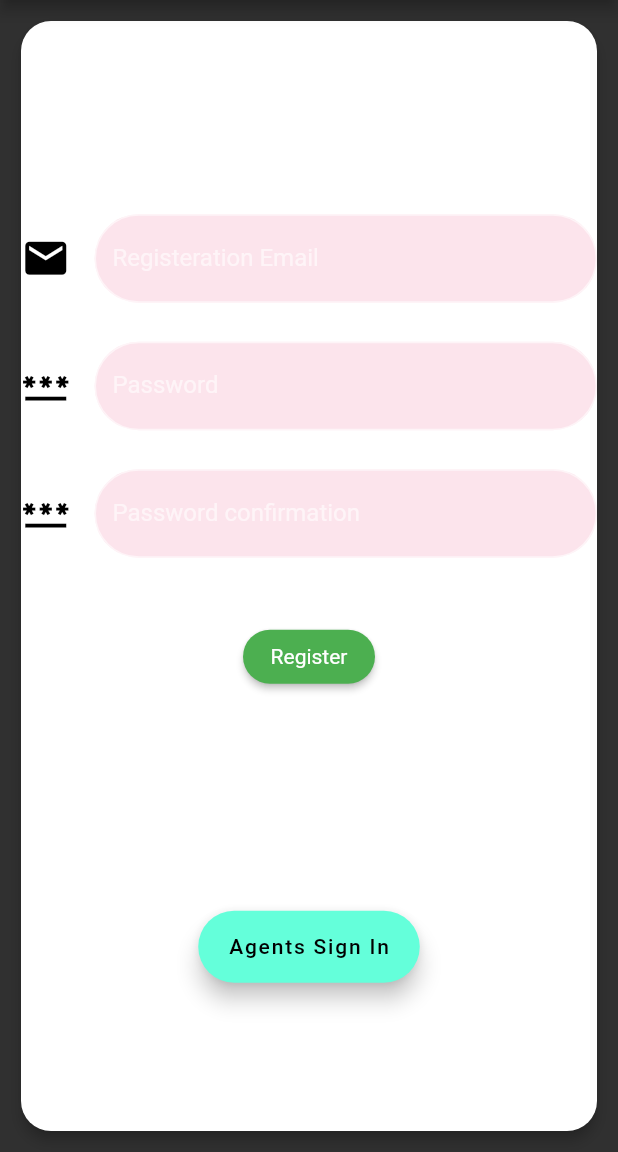
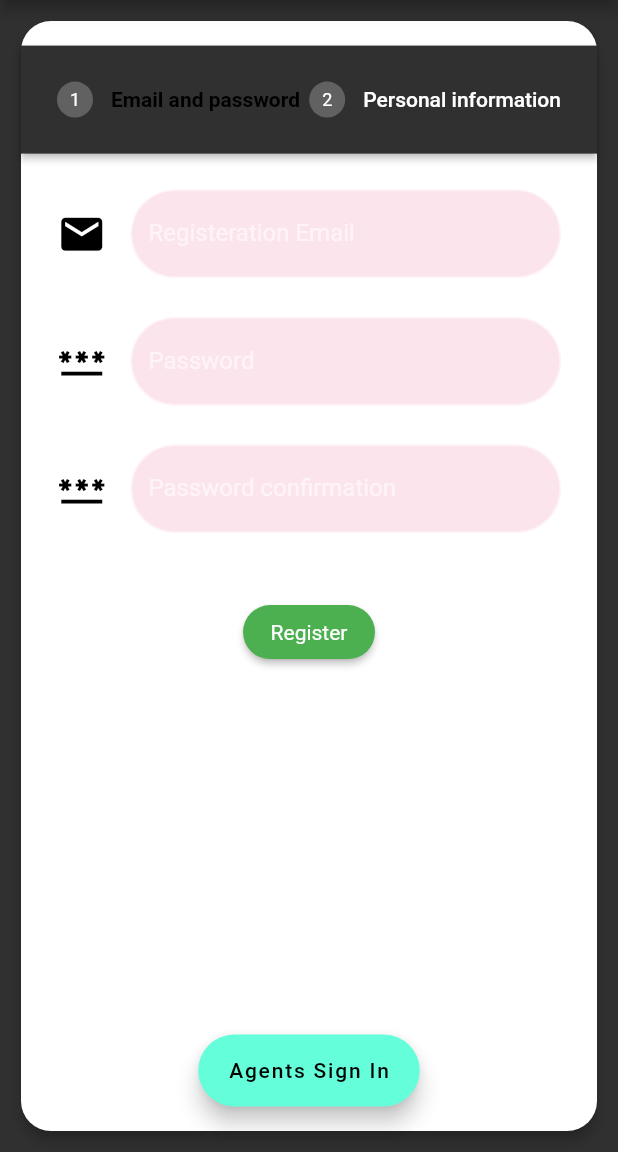
Before and after one commit to Edward-kwabena-Twumasi/Flutterer, a Flutter app: the screen it shows after launch, after a tap on "Sign In", after a tap on "Sign Up Instead", on a phone screen of 412 x 824 dp, the part 84-1236 px from its top. Run offline on Flutter 3.47's test engine with Material 2 defaults, Android fonts, the phone set to English and light mode, and no system bars; our stand-ins replace cloud_firestore, firebase_auth, firebase_core; missing offline and left inert: dart:html, dart:js; accounts and stored records are empty; Roboto replaces fonts that are missing (Verdana).

Commit message:
flutter project

```diff
--- a/lib/screens/signup.dart
+++ b/lib/screens/signup.dart
@@ -13,9 +13,9 @@ class SignupForm extends StatefulWidget {
 class SignupFormState extends State<SignupForm> {
   final _formKey = GlobalKey<FormState>();
   final _formKey2 = GlobalKey<FormState>();
-  String tonext = "";
+  bool tonext = false;
   String errors = "";
-  int page = 0;
+  int currentindex = 0;
   TextEditingController email = TextEditingController();
   TextEditingController passwd = TextEditingController();
   TextEditingController passwd1 = TextEditingController();
@@ -27,31 +27,45 @@ class SignupFormState extends State<SignupForm> {
   @override
   Widget build(BuildContext context) {
     return Container(
-      height: MediaQuery.of(context).size.height * 0.6,
-      child: PageView(
-        controller: pgecontroller,
-        children: [
-          Consumer<UserState>(
+      height: MediaQuery.of(context).size.height * 0.8,
+      child: Stepper(
+        type: StepperType.horizontal,
+        currentStep: currentindex,
+        onStepContinue: () {
+          setState(() {
+            currentindex < 1 ? currentindex += 1 : null;
+            //tonext ? currentindex += 1 : null;
+          });
+        },
+        onStepTapped: (int step) {
+          setState(() {
+            currentindex = step;
+          });
+        },
+        physics: ScrollPhysics(),
+        steps: [
+          Step(
+            title: Text(
+              "Email and password",
+              style: TextStyle(
+                  color: Colors.black,
+                  fontWeight: FontWeight.bold,
+                  fontFamily: "Verdana"),
+            ),
+            content: Consumer<UserState>(
               builder: (context, value, child) => Form(
                 key: _formKey,
                 child: SingleChildScrollView(
                   child: Column(
                     mainAxisAlignment: MainAxisAlignment.start,
                     children: <Widget>[
-                    Text(
-                      "Sign Up",
-                      style: TextStyle(
-                          fontSize: 26,
-                          fontWeight: FontWeight.bold,
-                          fontFamily: "Verdana"),
-                    ),
                       InputFields("Registeration Email", email, Icons.email,
                           TextInputType.emailAddress),
                       SizedBox(
                         height: 4,
                       ),
-                    InputFields(
-                        "Password", passwd, Icons.password, TextInputType.text),
+                      InputFields("Password", passwd, Icons.password,
+                          TextInputType.text),
                       SizedBox(
                         height: 4,
                       ),
@@ -76,10 +90,8 @@ class SignupFormState extends State<SignupForm> {
                                   .registerwithMPass(email.text, passwd.text)
                                   .then((rvalue) {
                                 if (rvalue == userStates.successful) {
-                                setState(() {
-                                  tonext = "Fill personal info";
-                                });
-
+                                  setState(() {});
+                                  tonext = true;
                                   value.registedmail = email.text;
                                   //Navigator.pushNamed(context, '/home');
                                 } else {
@@ -99,23 +111,26 @@ class SignupFormState extends State<SignupForm> {
                           child: Text('Register'),
                         ),
                       ),
-                    OutlinedButton(
-                      onPressed: () {
-                        if (pgecontroller.hasClients) {
-                          pgecontroller.animateToPage(1,
-                              duration: const Duration(milliseconds: 400),
-                              curve: Curves.easeInOut);
-                        }
-                      },
-                      child: Text(tonext),
-                    ),
+                      // OutlinedButton(
+                      //   onPressed: () {
+                      //     if (pgecontroller.hasClients) {
+                      //       pgecontroller.animateToPage(1,
+                      //           duration: const Duration(milliseconds: 400),
+                      //           curve: Curves.easeInOut);
+                      //     }
+                      //   },
+                      //   child: Text(tonext),
+                      // ),
                       Text(errors)
                     ],
                   ),
                 ),
               ),
             ),
-          SingleChildScrollView(
+          ),
+          Step(
+            title: Text("Personal information"),
+            content: SingleChildScrollView(
               child: Column(
                 mainAxisAlignment: MainAxisAlignment.start,
                 children: [
@@ -127,10 +142,6 @@ class SignupFormState extends State<SignupForm> {
                         child: Column(
                           mainAxisAlignment: MainAxisAlignment.center,
                           children: <Widget>[
-                          Text("Please fill your personal Info",
-                              style: TextStyle(
-                                  color: Colors.black,
-                                  fontWeight: FontWeight.w700)),
                             SizedBox(
                               height: 7,
                             ),
@@ -165,12 +176,16 @@ class SignupFormState extends State<SignupForm> {
                                     SizedBox(
                                       height: 3,
                                     ),
-                                  InputFields("House Address... ", house,
-                                      Icons.phone, TextInputType.streetAddress),
+                                    InputFields(
+                                        "House Address... ",
+                                        house,
+                                        Icons.phone,
+                                        TextInputType.streetAddress),
                                   ],
                                 )),
                             Padding(
-                            padding: const EdgeInsets.symmetric(vertical: 16.0),
+                              padding:
+                                  const EdgeInsets.symmetric(vertical: 16.0),
                               child: ElevatedButton(
                                 onPressed: () {
                                   // Validate will return true if the form is valid, or false if
@@ -178,12 +193,19 @@ class SignupFormState extends State<SignupForm> {
                                   if (_formKey2.currentState!.validate()) {
                                     // Proceed with registration process.
 
-                                  value.addUser(
+                                    value
+                                        .addUser(
                                             name.text,
                                             value.registedmail.toString(),
                                             phone.text,
                                             city.text,
-                                      house.text);
+                                            house.text)
+                                        .then((rvalue) {
+                                      if (value.isadded ==
+                                          userAdded.successful) {
+                                        Navigator.pushNamed(context, '/home');
+                                      }
+                                    });
                                   }
                                 },
                                 child: Text('Complete signup'),
@@ -197,6 +219,7 @@ class SignupFormState extends State<SignupForm> {
                 ],
               ),
             ),
+          ),
         ],
       ),
     );
```
Also changed, not shown: lib/components/applicationwidgets.dart (+7 -51 lines), lib/providersPool/userStateProvider.dart (+15 -11 lines), lib/screens/companysignup.dart (+37 -22 lines), lib/screens/homepage.dart (+50 -27 lines). Lines whose indentation alone changed are shown as unchanged.
